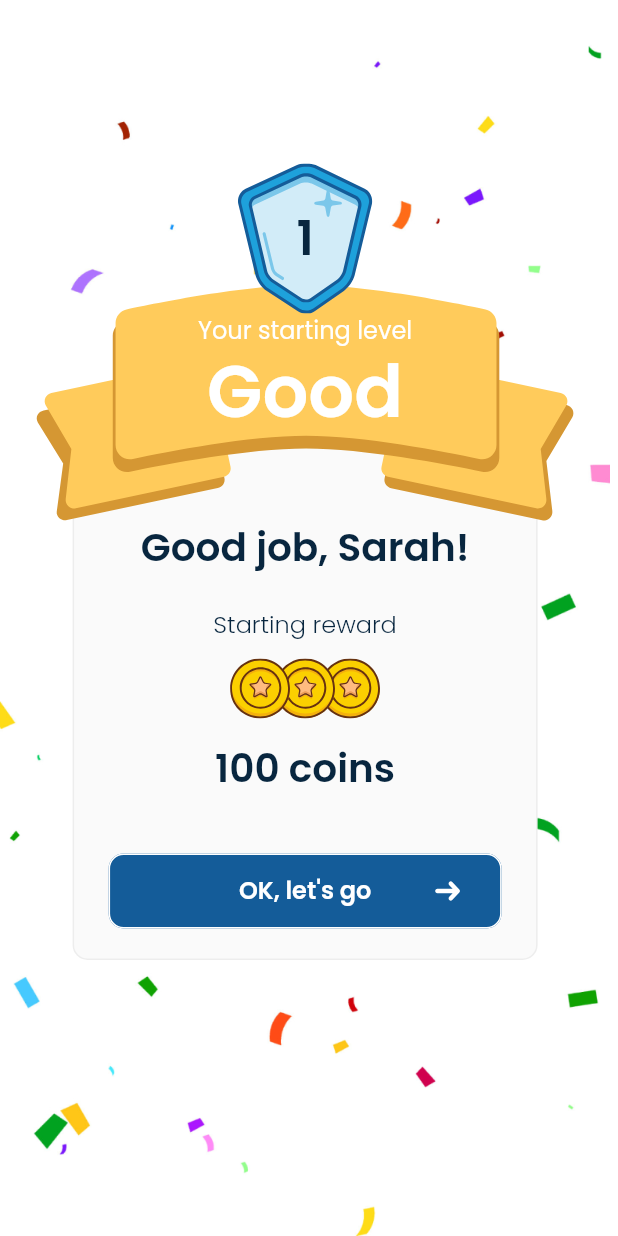
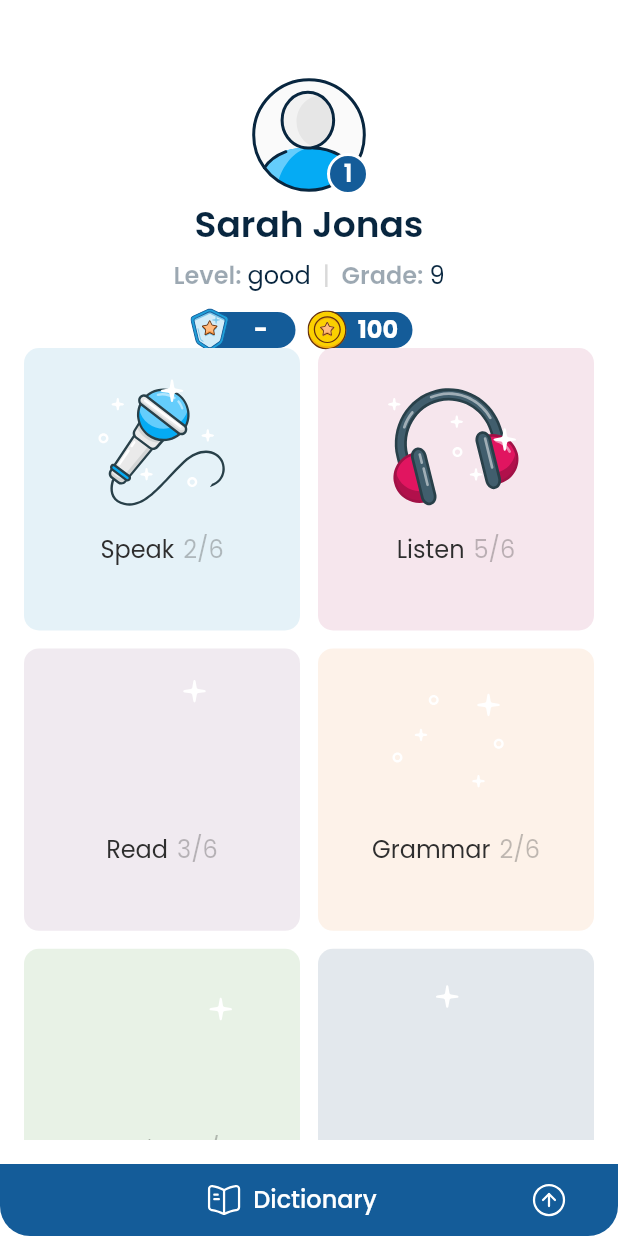
Before and after one commit to boolkaco/english_test, a Flutter app: the ResultScreen screen opened directly, after a tap on an icon or button, on a phone screen of 412 x 824 dp. Run offline on Flutter 3.47's test engine with Material 3 defaults, Android fonts, the phone set to English and light mode, and no system bars; our stand-ins replace easy_localization, equatable, flutter_bloc, flutter_svg, hive_flutter, wakelock; accounts and stored records are empty.

Commit message:
add menu screen

```diff
--- a/lib/app.dart
+++ b/lib/app.dart
@@ -1,5 +1,6 @@
 import 'package:easy_localization/easy_localization.dart';
-import 'package:english_test/screens/level_screen.dart';
+import 'package:english_test/screens/splash_screen.dart';
+import 'package:english_test/screens/menu_screen.dart';
 import 'package:flutter/material.dart';
 import 'package:flutter_bloc/flutter_bloc.dart';
 import 'package:english_test/bloc/app/app_cubit.dart';
@@ -30,7 +31,7 @@ class App extends StatelessWidget {
                   localizationsDelegates: context.localizationDelegates,
                   supportedLocales: context.supportedLocales,
                   locale: context.locale,
-                  home: const SplashScreen(),
+                  home: MenuScreen(),
                 ),
               );
             },
--- /dev/null
+++ b/lib/consts/menus.dart
@@ -0,0 +1,43 @@
+import 'package:english_test/models/menu_model.dart';
+import 'package:english_test/theme/app_colors.dart';
+
+class Menus {
+  static List<MenuModel> list = [
+    MenuModel(
+      url: 'assets/images/speak_decoration.svg',
+      label: 'Speak',
+      value: '2/6',
+      color: AppColors.lightWater,
+    ),
+    MenuModel(
+      url: 'assets/images/listen_decoration.svg',
+      label: 'Listen',
+      value: '5/6',
+      color: AppColors.vanillaIce,
+    ),
+    MenuModel(
+      url: 'assets/images/read_decoration.svg',
+      label: 'Read',
+      value: '3/6',
+      color: AppColors.lola,
+    ),
+    MenuModel(
+      url: 'assets/images/grammar_decoration.svg',
+      label: 'Grammar',
+      value: '2/6',
+      color: AppColors.oldLace,
+    ),
+    MenuModel(
+      url: 'assets/images/spelling_decoration.svg',
+      label: 'Spelling',
+      value: '5/6',
+      color: AppColors.willowBrook,
+    ),
+    MenuModel(
+      url: 'assets/images/vocabulary_decoration.svg',
+      label: 'Vocabulary',
+      value: '',
+      color: AppColors.mystic,
+    ),
+  ];
+}
--- /dev/null
+++ b/lib/models/menu_model.dart
@@ -0,0 +1,47 @@
+import 'package:flutter/material.dart';
+
+class MenuModel {
+  final String url;
+  final String label;
+  final String value;
+  final Color color;
+
+  MenuModel({
+    required this.url,
+    required this.label,
+    required this.value,
+    required this.color,
+  });
+
+  MenuModel copyWith({
+    String? url,
+    String? label,
+    String? value,
+    Color? color,
+  }) {
+    return MenuModel(
+      url: url ?? this.url,
+      label: label ?? this.label,
+      value: value ?? this.value,
+      color: color ?? this.color,
+    );
+  }
+
+  Map<String, dynamic> toJson() {
+    return {
+      'url': url,
+      'label': label,
+      'value': value,
+      'color': color,
+    };
+  }
+
+  factory MenuModel.fromJson(Map<String, dynamic> json) {
+    return MenuModel(
+      url: json['url'],
+      label: json['label'],
+      value: json['value'],
+      color: json['color'],
+    );
+  }
+}
--- /dev/null
+++ b/lib/screens/menu_screen.dart
@@ -0,0 +1,128 @@
+import 'package:easy_localization/easy_localization.dart';
+import 'package:english_test/bloc/app/app_cubit.dart';
+import 'package:english_test/consts/menus.dart';
+import 'package:english_test/screens/calculating_screen.dart';
+import 'package:english_test/theme/app_colors.dart';
+import 'package:english_test/widgets/dictionary_button.dart';
+import 'package:english_test/widgets/menu_card.dart';
+import 'package:english_test/widgets/profile_avatar.dart';
+import 'package:english_test/widgets/progress_bar.dart';
+import 'package:english_test/widgets/question/question_card.dart';
+import 'package:english_test/widgets/score_indicator.dart';
+import 'package:english_test/widgets/time_bar.dart';
+import 'package:flutter/material.dart';
+import 'package:flutter_bloc/flutter_bloc.dart';
+
+class MenuScreen extends StatelessWidget {
+  MenuScreen({super.key});
+
+  final menusList = Menus.list;
+
+  @override
+  Widget build(BuildContext context) {
+    return Scaffold(
+      body: Padding(
+        padding: const EdgeInsets.only(top: 50),
+        child: Column(
+          children: [
+            Expanded(
+              child: Padding(
+                padding: const EdgeInsets.symmetric(horizontal: 16),
+                child: Column(
+                  children: [
+                    const ProfileAvatar(),
+                    const SizedBox(height: 5),
+                    Text(
+                      'Sarah Jonas',
+                      style:
+                          Theme.of(context).textTheme.headlineLarge!.copyWith(
+                                fontSize: 24,
+                              ),
+                    ),
+                    const SizedBox(height: 8),
+                    Row(
+                      mainAxisAlignment: MainAxisAlignment.center,
+                      children: <Widget>[
+                        Text(
+                          'Level:',
+                          style: Theme.of(context).textTheme.headlineSmall!.copyWith(
+                            color: AppColors.tiber.withOpacity(0.4),
+                            fontWeight: FontWeight.w600,
+                          ),
+                        ),
+                        const SizedBox(width: 4),
+                        Text(
+                          'good',
+                          style: Theme.of(context).textTheme.headlineSmall,
+                        ),
+                        const SizedBox(width: 8),
+                        Text(
+                          '|',
+                          style: Theme.of(context)
+                              .textTheme
+                              .headlineSmall!
+                              .copyWith(
+                            color: AppColors.alto,
+                          ),
+                        ),
+                        const SizedBox(width: 8),
+                        Text(
+                          'Grade:',
+                          style: Theme.of(context).textTheme.headlineSmall!.copyWith(
+                            color: AppColors.tiber.withOpacity(0.4),
+                            fontWeight: FontWeight.w600,
+                          ),
+                        ),
+                        const SizedBox(width: 4),
+                        Text(
+                          '9',
+                          style: Theme.of(context).textTheme.headlineSmall,
+                        ),
+                      ],
+                    ),
+                    const SizedBox(height: 14),
+                    const Row(
+                      mainAxisAlignment: MainAxisAlignment.center,
+                      children: [
+                        ScoreIndicator(
+                          iconUrl: 'assets/images/guard_star.svg',
+                          value: '-',
+                        ),
+                        SizedBox(width: 18),
+                        ScoreIndicator(
+                          iconUrl: 'assets/images/star.svg',
+                          value: '100',
+                        ),
+                      ],
+                    ),
+                    Expanded(
+                      child: GridView.builder(
+                        gridDelegate: const SliverGridDelegateWithFixedCrossAxisCount(
+                          crossAxisCount: 2,
+                          crossAxisSpacing: 12,
+                          mainAxisSpacing: 12,
+                          childAspectRatio: 172 / 176,
+                        ),
+                        itemCount: 6,
+                        itemBuilder: (context, index) {
+                          return MenuCard(
+                            bgColor: menusList[index].color,
+                            iconUrl: menusList[index].url,
+                            label: menusList[index].label,
+                            value: menusList[index].value,
+                          );
+                        },
+                      ),
+                    ),
+                  ],
+                ),
+              ),
+            ),
+            const SizedBox(height: 16),
+            const DictionaryButton(),
+          ],
+        ),
+      ),
+    );
+  }
+}
--- a/lib/screens/result_screen.dart
+++ b/lib/screens/result_screen.dart
@@ -1,4 +1,5 @@
 import 'package:english_test/bloc/app/app_cubit.dart';
+import 'package:english_test/screens/menu_screen.dart';
 import 'package:english_test/theme/app_colors.dart';
 import 'package:english_test/widgets/message_box.dart';
 import 'package:english_test/widgets/result_indicator.dart';
@@ -72,7 +73,14 @@ class ResultScreen extends StatelessWidget {
                   SizedBox(
                     width: 262,
                     child: ElevatedButton(
-                        onPressed: () {},
+                        onPressed: () {
+                          Navigator.pushReplacement(
+                            context,
+                            MaterialPageRoute(
+                              builder: (context) => MenuScreen(),
+                            ),
+                          );
+                        },
                         child: Row(
                           mainAxisAlignment: MainAxisAlignment.spaceBetween,
                           children: [
--- a/lib/theme/app_colors.dart
+++ b/lib/theme/app_colors.dart
@@ -13,4 +13,11 @@ class AppColors {
   static const tiber = Color(0xFF08263F);
   static const oldLace = Color(0xFFFDF2E9);
   static const alabaster = Color(0xFFFAFAFA);
+  static const alto = Color(0xFFD9D9D9);
+  static const lightWater = Color(0xFFE5F2F8);
+  static const vanillaIce = Color(0xFFF6E6ED);
+  static const lola = Color(0xFFF0EAF0);
+  static const willowBrook = Color(0xFFE8F2E6);
+  static const mystic = Color(0xFFE3E8ED);
+  static const mineShaft = Color(0xFF2E2E2E);
 }
--- /dev/null
+++ b/lib/widgets/menu_card.dart
@@ -0,0 +1,69 @@
+import 'package:english_test/screens/splash_screen.dart';
+import 'package:english_test/theme/app_colors.dart';
+import 'package:flutter/material.dart';
+import 'package:flutter_svg/flutter_svg.dart';
+
+class MenuCard extends StatelessWidget {
+  final String iconUrl;
+  final String label;
+  final String value;
+  final Color bgColor;
+
+  const MenuCard({
+    super.key,
+    required this.iconUrl,
+    required this.bgColor,
+    required this.label,
+    required this.value,
+  });
+
+  @override
+  Widget build(BuildContext context) {
+    return GestureDetector(
+      onTap: () {
+        Navigator.pushReplacement(
+          context,
+          MaterialPageRoute(builder: (context) => const SplashScreen()),
+        );
+      },
+      child: Container(
+        padding: const EdgeInsets.symmetric(horizontal: 26, vertical: 16),
+        decoration: BoxDecoration(
+          color: bgColor,
+          borderRadius: const BorderRadius.all(Radius.circular(10)),
+        ),
+        child: Column(
+          children: [
+            FittedBox(
+              fit: BoxFit.scaleDown,
+              child: SvgPicture.asset(
+                iconUrl,
+                width: 100,
+                height: 100,
+              ),
+            ),
+            const SizedBox(height: 8),
+            Row(
+              mainAxisAlignment: MainAxisAlignment.center,
+              children: [
+                Text(
+                  label,
+                  style: Theme.of(context).textTheme.headlineSmall!.copyWith(
+                        color: AppColors.mineShaft,
+                      ),
+                ),
+                const SizedBox(width: 6),
+                Text(
+                  value,
+                  style: Theme.of(context).textTheme.headlineSmall!.copyWith(
+                        color: AppColors.mineShaft.withOpacity(0.3),
+                      ),
+                ),
+              ],
+            )
+          ],
+        ),
+      ),
+    );
+  }
+}
--- /dev/null
+++ b/lib/widgets/profile_avatar.dart
@@ -0,0 +1,46 @@
+import 'package:english_test/theme/app_colors.dart';
+import 'package:flutter/material.dart';
+import 'package:flutter_svg/flutter_svg.dart';
+
+class ProfileAvatar extends StatelessWidget {
+  final int? scores;
+
+  const ProfileAvatar({super.key, this.scores = 0});
+
+  @override
+  Widget build(BuildContext context) {
+    return Stack(
+      clipBehavior: Clip.none,
+      alignment: Alignment.center,
+      children: [
+        SvgPicture.asset(
+          'assets/images/avatar.svg',
+          height: 80,
+          width: 80,
+        ),
+        Positioned(
+          bottom: 0,
+          right: 0,
+          child: Container(
+            width: 28,
+            height: 28,
+            decoration: BoxDecoration(
+              color: AppColors.blue,
+              borderRadius: BorderRadius.circular(20),
+              border: Border.all(color: AppColors.white, width: 2),
+            ),
+            child: Center(
+              child: Text(
+                scores == 0 ? '1' : scores.toString(),
+                style: Theme.of(context).textTheme.headlineSmall!.copyWith(
+                      color: AppColors.white,
+                      fontWeight: FontWeight.w600,
+                    ),
+              ),
+            ),
+          ),
+        )
+      ],
+    );
+  }
+}
--- a/lib/widgets/result_indicator.dart
+++ b/lib/widgets/result_indicator.dart
@@ -1,3 +1,4 @@
+import 'package:english_test/theme/app_colors.dart';
 import 'package:flutter/material.dart';
 import 'package:flutter_svg/flutter_svg.dart';
 
@@ -14,7 +15,9 @@ class ResultIndicator extends StatelessWidget {
         SvgPicture.asset('assets/images/result.svg'),
         Text(
           score == 0 ? '1' : score.toString(),
-          style: Theme.of(context).textTheme.headlineLarge,
+          style: Theme.of(context).textTheme.headlineLarge!.copyWith(
+            color: AppColors.blue
+          ),
           textAlign: TextAlign.center,
         ),
       ],
--- /dev/null
+++ b/lib/widgets/score_indicator.dart
@@ -0,0 +1,58 @@
+import 'package:english_test/theme/app_colors.dart';
+import 'package:flutter/material.dart';
+import 'package:flutter_svg/flutter_svg.dart';
+
+class ScoreIndicator extends StatelessWidget {
+  final String iconUrl;
+  final String value;
+
+  const ScoreIndicator({
+    super.key,
+    required this.iconUrl,
+    required this.value,
+  });
+
+  @override
+  Widget build(BuildContext context) {
+    return Stack(
+      clipBehavior: Clip.none,
+      children: [
+        Positioned(
+          child: Container(
+            width: 60,
+            height: 24,
+            decoration: const BoxDecoration(
+              color: AppColors.blue,
+              borderRadius: BorderRadius.only(
+                topRight: Radius.circular(12),
+                bottomRight: Radius.circular(12),
+              ),
+            ),
+            child: Center(
+              child: Padding(
+                padding: const EdgeInsets.only(left: 14),
+                child: Text(
+                  value,
+                  style: Theme.of(context).textTheme.headlineMedium!.copyWith(
+                        color: AppColors.white,
+                        fontWeight: FontWeight.w800,
+                        fontSize: 16,
+                      ),
+                ),
+              ),
+            ),
+          ),
+        ),
+        Positioned(
+          left: -10,
+          top: -3,
+          child: SvgPicture.asset(
+            iconUrl,
+            width: 26,
+            height: 30,
+          ),
+        ),
+      ],
+    );
+  }
+}
```
Also changed, not shown: assets/images/avatar.svg (added), assets/images/grammar_decoration.svg (added), assets/images/guard_star.svg (added), assets/images/listen_decoration.svg (added), assets/images/read_decoration.svg (added), assets/images/speak_decoration.svg (added), assets/images/spelling_decoration.svg (added), assets/images/vocabulary_decoration.svg (added), lib/screens/splash_screen.dart (renamed from lib/screens/level_screen.dart).
